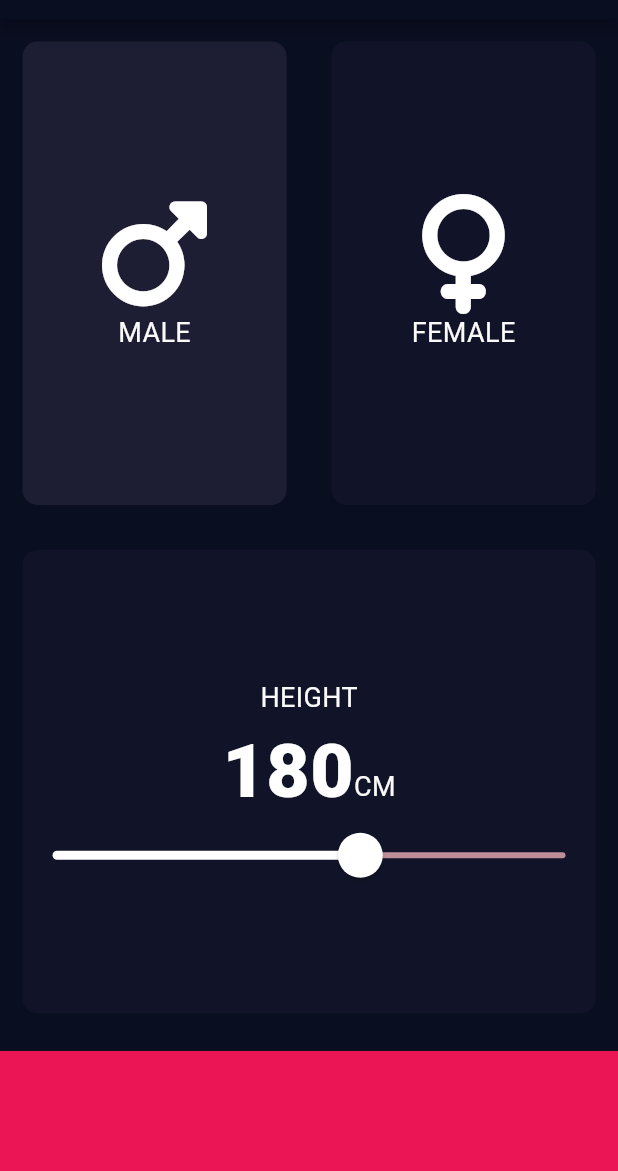
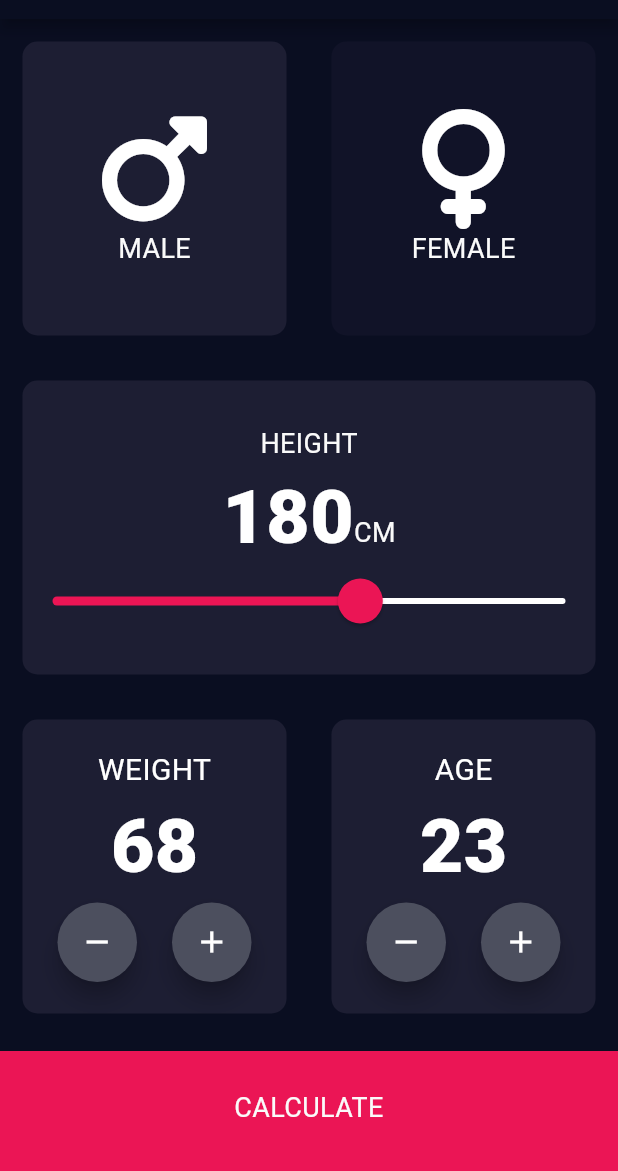
Before and after one commit to eugeneIkonya/bmi_calculator, a Flutter app: the screen it shows after launch, on a phone screen of 412 x 824 dp, the part 65-1236 px from its top. Run offline on Flutter 3.47's test engine with Material 3 defaults, Android fonts, the phone set to English and light mode, and no system bars; our stand-ins replace font_awesome_flutter.

Commit message:
Results page

```diff
--- a/lib/constants.dart
+++ b/lib/constants.dart
@@ -3,12 +3,13 @@ import 'package:flutter/material.dart';
 const Color kBottomBackgroundColor = Color(0xffeb1555);
 const Color kActiveCardColor = Color(0xff1d1e33);
 const Color kInactiveCardColor = Color(0XFF111328);
+const Color kRoundButtonColor = Color(0xFF4c4f5e);
 
-const TextStyle widgetMediumText = TextStyle(
+const TextStyle kWidgetMediumText = TextStyle(
   color: Colors.white,
   fontSize: 20,
 );
-const TextStyle widgetLargeText = TextStyle(
+const TextStyle kWidgetLargeText = TextStyle(
   color: Colors.white,
   fontSize: 50,
   fontWeight: FontWeight.w900,
--- a/lib/input_page.dart
+++ b/lib/input_page.dart
@@ -1,6 +1,8 @@
 import 'package:bmi_calculator/constants.dart';
 import 'package:bmi_calculator/gender_tiles.dart';
 import 'package:bmi_calculator/mycard.dart';
+import 'package:bmi_calculator/results.dart';
+import 'package:bmi_calculator/rounded_button.dart';
 import 'package:flutter/material.dart';
 import 'package:font_awesome_flutter/font_awesome_flutter.dart';
 
@@ -19,6 +21,8 @@ class InputPage extends StatefulWidget {
 class _InputPageState extends State<InputPage> {
   Gender selectedGender = Gender.male;
   int height = 180;
+  int weight = 68;
+  int age = 23;
 
   @override
   Widget build(BuildContext context) {
@@ -59,7 +63,7 @@ class _InputPageState extends State<InputPage> {
             )),
             Expanded(
               child: MyCard(
-                  kInactiveCardColor,
+                  kActiveCardColor,
                   Column(
                       mainAxisAlignment: MainAxisAlignment.center,
                       children: [
@@ -71,7 +75,7 @@ class _InputPageState extends State<InputPage> {
                           children: [
                             Text(
                               height.toString(),
-                              style: widgetLargeText,
+                              style: kWidgetLargeText,
                             ),
                             const Text('CM')
                           ],
@@ -89,8 +93,8 @@ class _InputPageState extends State<InputPage> {
                             min: 120,
                             max: 220,
                             value: height.toDouble(),
-                            activeColor: Colors.white,
-                            inactiveColor: const Color(0xffBD8E98),
+                            activeColor: const Color(0xffEB1555),
+                            inactiveColor: Colors.white,
                             onChanged: (double newValue) {
                               setState(() {
                                 height = newValue.round();
@@ -101,11 +105,96 @@ class _InputPageState extends State<InputPage> {
                       ]),
                   () {}),
             ),
-            Container(
-              color: kBottomBackgroundColor,
-              width: double.infinity,
-              height: 80,
-              margin: const EdgeInsets.only(top: 10),
+            Expanded(
+                child: Row(
+              children: [
+                Expanded(
+                  child: MyCard(
+                      kActiveCardColor,
+                      Column(
+                        mainAxisAlignment: MainAxisAlignment.center,
+                        children: [
+                          const Text(
+                            'WEIGHT',
+                            style: kWidgetMediumText,
+                          ),
+                          Text(
+                            weight.toString(),
+                            style: kWidgetLargeText,
+                          ),
+                          Row(
+                            mainAxisAlignment: MainAxisAlignment.spaceEvenly,
+                            children: [
+                              RoundedIconButton(() {
+                                setState(() {
+                                  weight--;
+                                });
+                              }, Icons.remove),
+                              RoundedIconButton(() {
+                                setState(() {
+                                  weight++;
+                                });
+                              }, Icons.add),
+                            ],
+                          )
+                        ],
+                      ),
+                      () => null),
+                ),
+                Expanded(
+                  child: MyCard(
+                      kActiveCardColor,
+                      Column(
+                        mainAxisAlignment: MainAxisAlignment.center,
+                        children: [
+                          const Text(
+                            'AGE',
+                            style: kWidgetMediumText,
+                          ),
+                          Text(
+                            age.toString(),
+                            style: kWidgetLargeText,
+                          ),
+                          Row(
+                            mainAxisAlignment: MainAxisAlignment.spaceEvenly,
+                            children: [
+                              RoundedIconButton(() {
+                                setState(() {
+                                  age--;
+                                });
+                              }, Icons.remove),
+                              RoundedIconButton(() {
+                                setState(() {
+                                  age++;
+                                });
+                              }, Icons.add),
+                            ],
+                          )
+                        ],
+                      ),
+                      () => null),
+                ),
+              ],
+            )),
+            GestureDetector(
+              onTap: () {
+                Navigator.push(context, MaterialPageRoute(
+                  builder: (context) {
+                    return const ResultsPage();
+                  },
+                ));
+              },
+              child: Container(
+                color: kBottomBackgroundColor,
+                width: double.infinity,
+                height: 80,
+                padding: const EdgeInsets.all(25),
+                margin: const EdgeInsets.only(top: 10),
+                child: const Text(
+                  'CALCULATE',
+                  textAlign: TextAlign.center,
+                ),
+              ),
             )
           ],
         ));
--- /dev/null
+++ b/lib/results.dart
@@ -0,0 +1,15 @@
+import 'package:flutter/material.dart';
+
+class ResultsPage extends StatelessWidget {
+  const ResultsPage({super.key});
+
+  @override
+  Widget build(BuildContext context) {
+    return Scaffold(
+      appBar: AppBar(
+        title: const Text('BMI Calculator'),
+      ),
+      body: SafeArea(child: Text('Results Page')),
+    );
+  }
+}
--- /dev/null
+++ b/lib/rounded_button.dart
@@ -0,0 +1,29 @@
+import 'package:bmi_calculator/constants.dart';
+import 'package:flutter/material.dart';
+
+class RoundedIconButton extends StatelessWidget {
+  final Function() onPressed;
+  final IconData icon;
+  const RoundedIconButton(
+    this.onPressed,
+    this.icon, {
+    super.key,
+  });
+
+  @override
+  Widget build(BuildContext context) {
+    return RawMaterialButton(
+      onPressed: onPressed,
+      shape: const CircleBorder(),
+      fillColor: kRoundButtonColor,
+      constraints: const BoxConstraints.tightFor(
+        width: 53,
+        height: 56,
+      ),
+      elevation: 6,
+      child: Icon(
+        icon,
+      ),
+    );
+  }
+}
```
